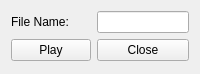
ugurkbc/USBCameraVideoPlayer, file VideoRecordControlWidget/videorecordcontrolwidget.ui: the form before one commit.
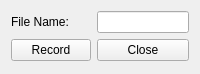
The form after the commit.

```diff
--- a/VideoRecordControlWidget/videorecordcontrolwidget.ui
+++ b/VideoRecordControlWidget/videorecordcontrolwidget.ui
@@ -47,7 +47,7 @@
    <item row="1" column="0">
     <widget class="QPushButton" name="pushButton_play_stop_record">
      <property name="text">
-      <string>Play</string>
+      <string>Record</string>
      </property>
     </widget>
    </item>
```
